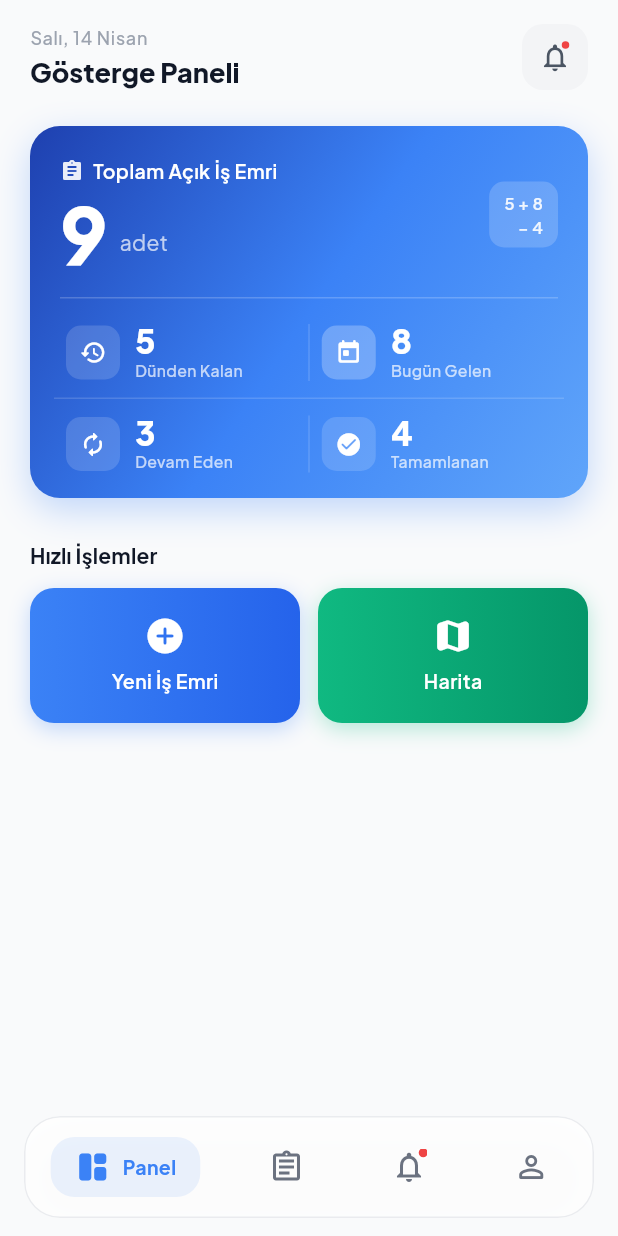
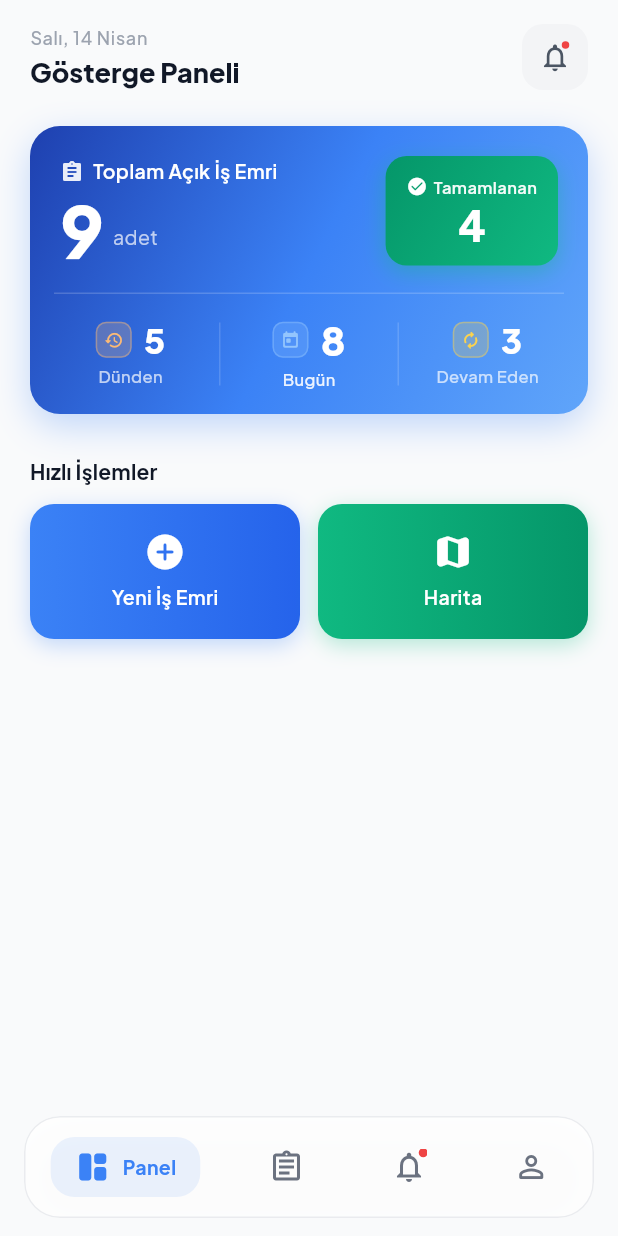
Before and after one commit to 2u3e/AdsumApp, a Flutter app: the HomeScreen screen opened by its route, on a phone screen of 412 x 824 dp. Run offline on Flutter 3.47's test engine with Material 3 defaults, Android fonts, the phone set to English and light mode, and no system bars; our stand-ins replace dio, flutter_riverpod, flutter_secure_storage, go_router, google_fonts, logger and 1 more; accounts and stored records are empty.

Commit message:
refactor: Restructure hero card layout - total+completed top, 1x3 stats bottom
- Removed formula badge (5+8, -4) from top-right
- Top row: Total open count (left) + Completed count in green gradient
  pill (right) with shadow for emphasis
- Bottom row: 1x3 grid with Dünden, Bugün, Devam Eden
- Color accents per stat (inside blue hero):
  - Dünden: soft orange icon tint
  - Bugün: bright sky-blue (highlighted, larger number)
  - Devam Eden: soft amber (warm accent)
- Compact inline layout per tile (icon + number on same row)

Co-Authored-By: Claude Opus 4.6 (1M context) <noreply@anthropic.com>

```diff
--- a/lib/features/home/presentation/screens/home_screen.dart
+++ b/lib/features/home/presentation/screens/home_screen.dart
@@ -141,7 +141,7 @@ class HomeScreen extends ConsumerWidget {
   }
 }
 
-/// Hero kart - toplam ust, 4 mini stat altta 2x2 grid
+/// Hero kart - ust satir: toplam + tamamlanan; alt satir: 1x3 stat
 class _HeroStatsCard extends StatelessWidget {
   final DashboardStats stats;
   const _HeroStatsCard({required this.stats});
@@ -166,13 +166,13 @@ class _HeroStatsCard extends StatelessWidget {
       ),
       child: Column(
         children: [
-          // Ust: toplam
+          // Ust satir: Toplam + Tamamlanan
           Padding(
-            padding: const EdgeInsets.fromLTRB(20, 20, 20, 16),
+            padding: const EdgeInsets.fromLTRB(20, 20, 20, 18),
             child: Row(
               crossAxisAlignment: CrossAxisAlignment.center,
               children: [
-                // Sol: etiket + rakam
+                // Sol: Toplam Acik Is Emri
                 Expanded(
                   child: Column(
                     crossAxisAlignment: CrossAxisAlignment.start,
@@ -187,7 +187,7 @@ class _HeroStatsCard extends StatelessWidget {
                           ),
                         ],
                       ),
-                      const SizedBox(height: 6),
+                      const SizedBox(height: 4),
                       Row(
                         crossAxisAlignment: CrossAxisAlignment.end,
                         children: [
@@ -195,17 +195,17 @@ class _HeroStatsCard extends StatelessWidget {
                             '${stats.totalCount}',
                             style: const TextStyle(
                               color: Colors.white,
-                              fontSize: 52,
+                              fontSize: 48,
                               fontWeight: FontWeight.w800,
                               height: 1,
                             ),
                           ),
-                          const SizedBox(width: 8),
+                          const SizedBox(width: 6),
                           Padding(
-                            padding: const EdgeInsets.only(bottom: 10),
+                            padding: const EdgeInsets.only(bottom: 8),
                             child: Text(
                               'adet',
-                              style: TextStyle(color: Colors.white.withValues(alpha: 0.7), fontSize: 14),
+                              style: TextStyle(color: Colors.white.withValues(alpha: 0.7), fontSize: 13),
                             ),
                           ),
                         ],
@@ -213,23 +213,42 @@ class _HeroStatsCard extends StatelessWidget {
                     ],
                   ),
                 ),
-                // Sag: formul bilgisi
+                // Sag: Tamamlanan - yesil vurgu
                 Container(
-                  padding: const EdgeInsets.symmetric(horizontal: 10, vertical: 6),
+                  padding: const EdgeInsets.symmetric(horizontal: 14, vertical: 12),
                   decoration: BoxDecoration(
-                    color: Colors.white.withValues(alpha: 0.18),
-                    borderRadius: BorderRadius.circular(10),
+                    gradient: const LinearGradient(
+                      begin: Alignment.topLeft,
+                      end: Alignment.bottomRight,
+                      colors: [Color(0xFF059669), Color(0xFF10B981)],
+                    ),
+                    borderRadius: BorderRadius.circular(14),
+                    boxShadow: [
+                      BoxShadow(
+                        color: const Color(0xFF10B981).withValues(alpha: 0.4),
+                        blurRadius: 12,
+                        offset: const Offset(0, 4),
+                      ),
+                    ],
                   ),
                   child: Column(
-                    crossAxisAlignment: CrossAxisAlignment.end,
+                    crossAxisAlignment: CrossAxisAlignment.center,
                     children: [
+                      Row(
+                        mainAxisSize: MainAxisSize.min,
+                        children: [
+                          const Icon(Icons.check_circle_rounded, color: Colors.white, size: 14),
+                          const SizedBox(width: 4),
                           Text(
-                        '${stats.yesterdayCount} + ${stats.todayCount}',
-                        style: TextStyle(color: Colors.white.withValues(alpha: 0.9), fontSize: 11, fontWeight: FontWeight.w600),
+                            'Tamamlanan',
+                            style: TextStyle(color: Colors.white.withValues(alpha: 0.95), fontSize: 11, fontWeight: FontWeight.w600),
                           ),
+                        ],
+                      ),
+                      const SizedBox(height: 2),
                       Text(
-                        '− ${stats.completedCount}',
-                        style: TextStyle(color: Colors.white.withValues(alpha: 0.9), fontSize: 11, fontWeight: FontWeight.w600),
+                        '${stats.completedCount}',
+                        style: const TextStyle(color: Colors.white, fontSize: 28, fontWeight: FontWeight.w800, height: 1.1),
                       ),
                     ],
                   ),
@@ -241,49 +260,35 @@ class _HeroStatsCard extends StatelessWidget {
           // Ayirac cizgi
           Container(
             height: 1,
-            margin: const EdgeInsets.symmetric(horizontal: 20),
-            color: Colors.white.withValues(alpha: 0.2),
+            margin: const EdgeInsets.symmetric(horizontal: 16),
+            color: Colors.white.withValues(alpha: 0.18),
           ),
 
-          // Alt: 4 stat 2x2 grid
+          // Alt satir: 1x3 stat tile
           Padding(
-            padding: const EdgeInsets.all(16),
-            child: Column(
-              children: [
-                Row(
+            padding: const EdgeInsets.symmetric(horizontal: 8, vertical: 14),
+            child: Row(
               children: [
                 _StatTile(
                   icon: Icons.history_rounded,
-                      label: 'Dünden Kalan',
+                  label: 'Dünden',
                   value: stats.yesterdayCount,
+                  accentColor: const Color(0xFFFDBA74), // soft turuncu
                 ),
                 _verticalDivider(),
                 _StatTile(
                   icon: Icons.today_rounded,
-                      label: 'Bugün Gelen',
+                  label: 'Bugün',
                   value: stats.todayCount,
+                  accentColor: const Color(0xFF93C5FD), // ac.mavi - daha parlak
                   isHighlighted: true,
                 ),
-                  ],
-                ),
-                Padding(
-                  padding: const EdgeInsets.symmetric(vertical: 10),
-                  child: Container(height: 1, color: Colors.white.withValues(alpha: 0.15)),
-                ),
-                Row(
-                  children: [
+                _verticalDivider(),
                 _StatTile(
                   icon: Icons.autorenew_rounded,
                   label: 'Devam Eden',
                   value: stats.inProgressCount,
-                    ),
-                    _verticalDivider(),
-                    _StatTile(
-                      icon: Icons.check_circle_rounded,
-                      label: 'Tamamlanan',
-                      value: stats.completedCount,
-                    ),
-                  ],
+                  accentColor: const Color(0xFFFCD34D), // soft amber
                 ),
               ],
             ),
@@ -296,23 +301,25 @@ class _HeroStatsCard extends StatelessWidget {
   Widget _verticalDivider() {
     return Container(
       width: 1,
-      height: 38,
+      height: 42,
       color: Colors.white.withValues(alpha: 0.15),
     );
   }
 }
 
-/// 2x2 gridde tek stat kutusu
+/// Alt satirdaki stat tile - vertical layout, accent color'li ikon
 class _StatTile extends StatelessWidget {
   final IconData icon;
   final String label;
   final int value;
+  final Color accentColor;
   final bool isHighlighted;
 
   const _StatTile({
     required this.icon,
     required this.label,
     required this.value,
+    required this.accentColor,
     this.isHighlighted = false,
   });
 
@@ -320,32 +327,42 @@ class _StatTile extends StatelessWidget {
   Widget build(BuildContext context) {
     return Expanded(
       child: Padding(
-        padding: const EdgeInsets.symmetric(horizontal: 8),
-        child: Row(
+        padding: const EdgeInsets.symmetric(horizontal: 6, vertical: 2),
+        child: Column(
+          children: [
+            Row(
+              mainAxisAlignment: MainAxisAlignment.center,
               children: [
                 Container(
-              width: 36,
-              height: 36,
+                  width: 24,
+                  height: 24,
                   decoration: BoxDecoration(
-                color: Colors.white.withValues(alpha: isHighlighted ? 0.25 : 0.15),
-                borderRadius: BorderRadius.circular(10),
+                    color: accentColor.withValues(alpha: 0.22),
+                    borderRadius: BorderRadius.circular(7),
+                    border: Border.all(color: accentColor.withValues(alpha: 0.4), width: 1),
                   ),
-              child: Icon(icon, color: Colors.white, size: 18),
+                  child: Icon(icon, color: accentColor, size: 13),
                 ),
-            const SizedBox(width: 10),
-            Column(
-              crossAxisAlignment: CrossAxisAlignment.start,
-              mainAxisAlignment: MainAxisAlignment.center,
-              children: [
+                const SizedBox(width: 8),
                 Text(
                   '$value',
-                  style: const TextStyle(color: Colors.white, fontSize: 22, fontWeight: FontWeight.w800, height: 1.1),
+                  style: TextStyle(
+                    color: Colors.white,
+                    fontSize: isHighlighted ? 26 : 23,
+                    fontWeight: FontWeight.w800,
+                    height: 1.1,
                   ),
+                ),
+              ],
+            ),
+            const SizedBox(height: 3),
             Text(
               label,
-                  style: TextStyle(color: Colors.white.withValues(alpha: 0.7), fontSize: 10.5, fontWeight: FontWeight.w500),
+              style: TextStyle(
+                color: Colors.white.withValues(alpha: isHighlighted ? 0.9 : 0.7),
+                fontSize: 11,
+                fontWeight: FontWeight.w500,
               ),
-              ],
             ),
           ],
         ),
```
Lines whose indentation alone changed are shown as unchanged.
